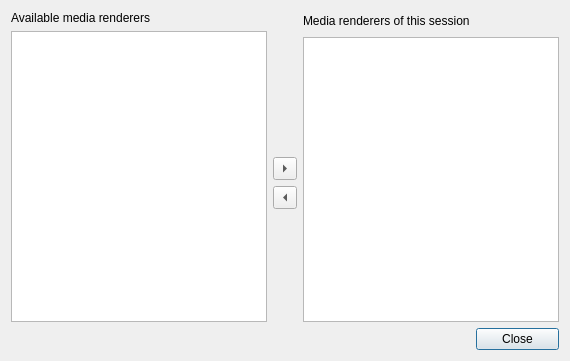
Old version of the form mqtclient/SessionAdminDlg.ui in the repository martinrunge/muroa.
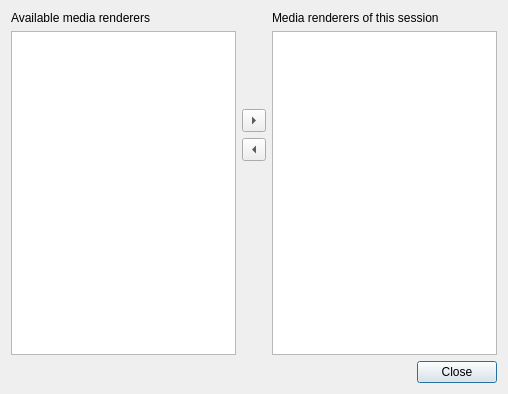
New version of the form. Custom widgets are drawn as their Qt base class.

Commit message: added icons to session admin dialog to indicate state of render clients

What changed in the file:
```diff
--- a/mqtclient/SessionAdminDlg.ui
+++ b/mqtclient/SessionAdminDlg.ui
@@ -9,13 +9,15 @@
    <rect>
     <x>0</x>
     <y>0</y>
-    <width>570</width>
-    <height>361</height>
+    <width>508</width>
+    <height>394</height>
    </rect>
   </property>
   <property name="windowTitle">
    <string>Session Administration</string>
   </property>
+  <layout class="QGridLayout" name="gridLayout_2">
+   <item row="0" column="0" colspan="2">
   <layout class="QGridLayout" name="gridLayout">
    <item row="0" column="0">
     <widget class="QLabel" name="availRenderersLabel">
@@ -24,14 +26,14 @@
      </property>
     </widget>
    </item>
-   <item row="0" column="2" rowspan="2">
+     <item row="0" column="2">
     <widget class="QLabel" name="ownRenderersLabel">
      <property name="text">
       <string>Media renderers of this session</string>
      </property>
     </widget>
    </item>
-   <item row="1" column="0" rowspan="5">
+     <item row="1" column="0" rowspan="4">
     <widget class="CRenderClientsListView" name="availRenderersListView">
      <property name="acceptDrops">
       <bool>true</bool>
@@ -45,9 +47,18 @@
      <property name="defaultDropAction">
       <enum>Qt::MoveAction</enum>
      </property>
-    </widget>
-   </item>
-   <item row="2" column="1">
+       <property name="iconSize">
+        <size>
+         <width>64</width>
+         <height>64</height>
+        </size>
+       </property>
+       <property name="uniformItemSizes">
+        <bool>true</bool>
+       </property>
+      </widget>
+     </item>
+     <item row="1" column="1">
     <spacer name="verticalSpacer_2">
      <property name="orientation">
       <enum>Qt::Vertical</enum>
@@ -60,7 +71,7 @@
      </property>
     </spacer>
    </item>
-   <item row="2" column="2" rowspan="4" colspan="2">
+     <item row="1" column="2" rowspan="4">
     <widget class="CRenderClientsListView" name="ownRenderersListView">
      <property name="acceptDrops">
       <bool>true</bool>
@@ -74,9 +85,18 @@
      <property name="defaultDropAction">
       <enum>Qt::MoveAction</enum>
      </property>
-    </widget>
-   </item>
-   <item row="3" column="1">
+       <property name="iconSize">
+        <size>
+         <width>64</width>
+         <height>64</height>
+        </size>
+       </property>
+       <property name="uniformItemSizes">
+        <bool>true</bool>
+       </property>
+      </widget>
+     </item>
+     <item row="2" column="1">
     <widget class="QToolButton" name="addBtn">
      <property name="text">
       <string>...</string>
@@ -86,7 +106,7 @@
      </property>
     </widget>
    </item>
-   <item row="4" column="1">
+     <item row="3" column="1">
     <widget class="QToolButton" name="removeBtn">
      <property name="text">
       <string>...</string>
@@ -96,20 +116,35 @@
      </property>
     </widget>
    </item>
-   <item row="5" column="1">
-    <spacer name="verticalSpacer">
+     <item row="4" column="1">
+      <spacer name="verticalSpacer_3">
      <property name="orientation">
       <enum>Qt::Vertical</enum>
      </property>
      <property name="sizeHint" stdset="0">
       <size>
-       <width>20</width>
-       <height>102</height>
+         <width>17</width>
+         <height>224</height>
       </size>
      </property>
     </spacer>
    </item>
-   <item row="6" column="3">
+    </layout>
+   </item>
+   <item row="1" column="0">
+    <spacer name="horizontalSpacer">
+     <property name="orientation">
+      <enum>Qt::Horizontal</enum>
+     </property>
+     <property name="sizeHint" stdset="0">
+      <size>
+       <width>271</width>
+       <height>21</height>
+      </size>
+     </property>
+    </spacer>
+   </item>
+   <item row="1" column="1">
     <widget class="QPushButton" name="closeButton">
      <property name="text">
       <string>Close</string>
```
Left out of the diff: 2 changed lines with no effect on the pictures. Lines whose indentation alone changed are shown as unchanged. The commit also changes 6 other files.
